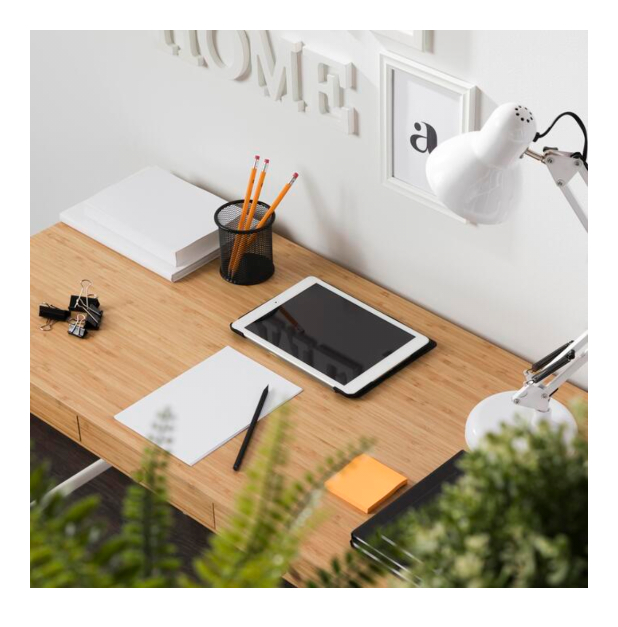
After one commit to andromeda951/belajar-recyclerview, an Android app: the layout adapter_image.xml on its own in the app's theme, with its tools: preview values and no code run, on a phone screen of 412 x 824 dp. The commit adds this screen. Shown: the top 627 px of the screen. Run offline under Robolectric (Android 15) with nearby library versions, the phone set to English and light mode, and no system bars.

Commit message:
Add image adapter

```diff
--- a/app/src/main/res/layout/activity_main.xml
+++ b/app/src/main/res/layout/activity_main.xml
@@ -10,7 +10,7 @@
         android:id="@+id/recycler_view"
         android:layout_width="0dp"
         android:layout_height="0dp"
-        tools:listitem="@layout/adapter_main"
+        tools:listitem="@layout/adapter_image"
         tools:itemCount="7"
         app:layoutManager="androidx.recyclerview.widget.LinearLayoutManager"
         app:layout_constraintStart_toStartOf="parent"
--- /dev/null
+++ b/app/src/main/res/layout/adapter_image.xml
@@ -0,0 +1,20 @@
+<?xml version="1.0" encoding="utf-8"?>
+<androidx.constraintlayout.widget.ConstraintLayout xmlns:android="http://schemas.android.com/apk/res/android"
+    android:layout_width="match_parent"
+    android:layout_height="wrap_content"
+    xmlns:app="http://schemas.android.com/apk/res-auto"
+    xmlns:tools="http://schemas.android.com/tools"
+    android:padding="20dp">
+
+
+    <ImageView
+        android:id="@+id/image_view"
+        android:layout_width="wrap_content"
+        android:layout_height="wrap_content"
+        tools:src="@drawable/photo_1"
+        android:adjustViewBounds="true"
+        app:layout_constraintEnd_toEndOf="parent"
+        app:layout_constraintStart_toStartOf="parent"
+        app:layout_constraintTop_toTopOf="parent" />
+
+</androidx.constraintlayout.widget.ConstraintLayout>
```
Also changed, not shown: app/src/main/java/com/andromeda/belajarrecyclerview/ImageAdapter.kt (added, +29 -0 lines), app/src/main/java/com/andromeda/belajarrecyclerview/MainActivity.kt (+16 -1 lines), app/src/main/res/drawable/photo_1.jpg (added), app/src/main/res/drawable/photo_2.jpg (added), app/src/main/res/drawable/photo_3.jpg (added), app/src/main/res/drawable/photo_4.jpg (added).
